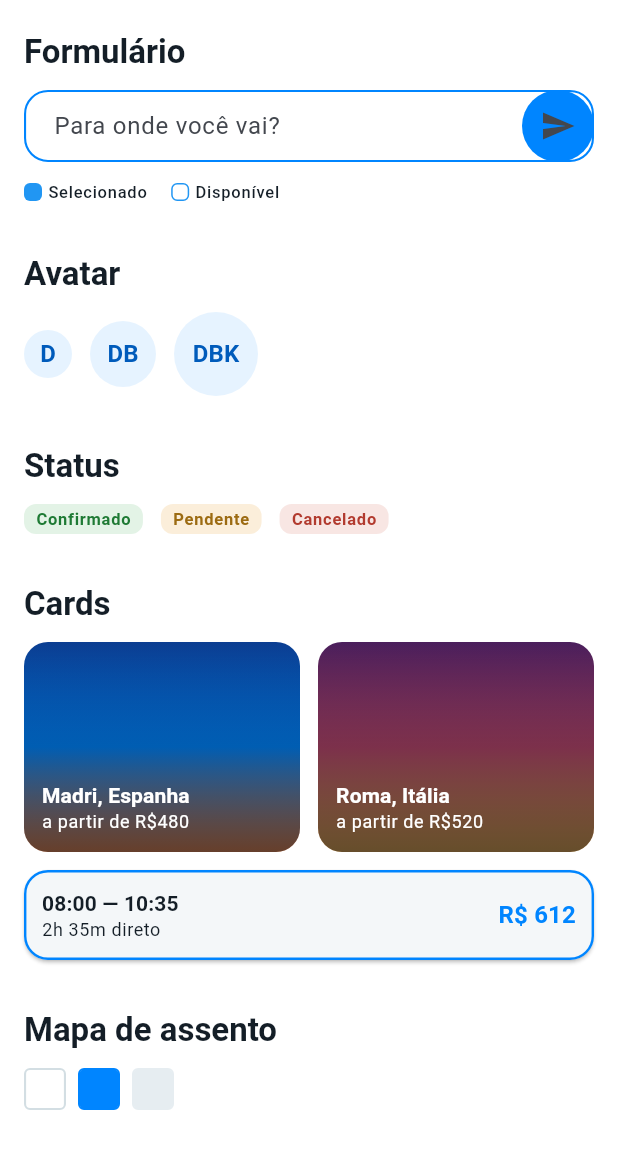
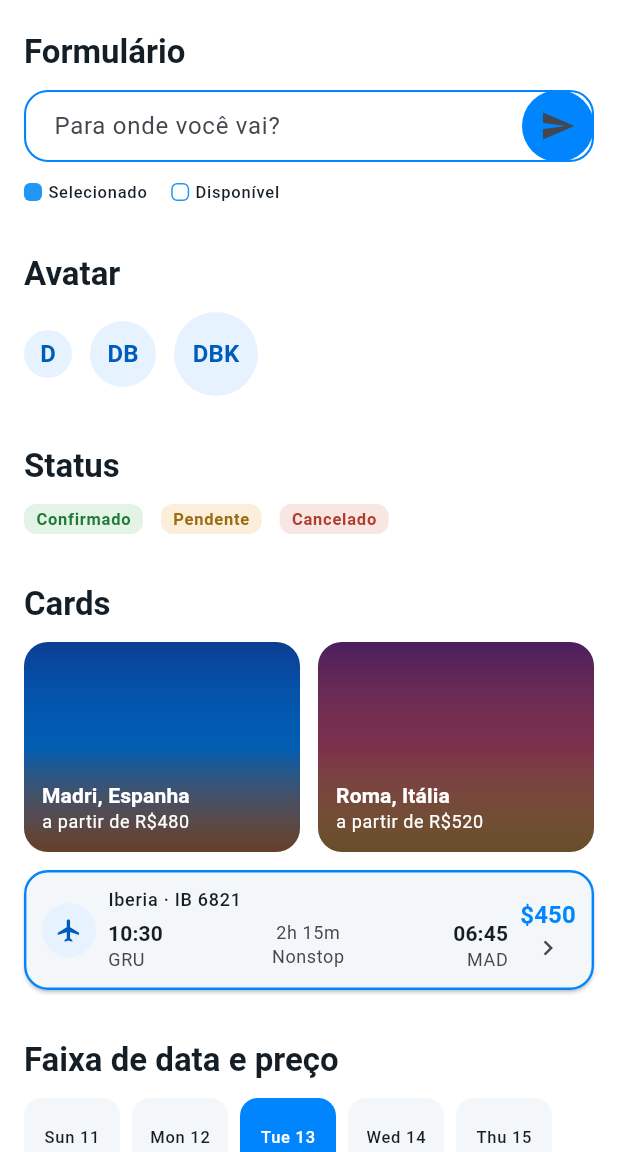
Before and after one commit to diegoferreiracaetano/dbook_mobile, a Flutter app: the screen it shows after launch, scrolled down 576 dp, on a phone screen of 412 x 824 dp, the part 84-1236 px from its top. Run offline on Flutter 3.47's test engine with Material 3 defaults, Android fonts, the phone set to English and light mode, and no system bars; our stand-ins replace google_fonts.

Commit message:
feat(design_system): enrich flight tile and add fare date strip
DbookFlightResultTile now carries airline, flight number, departure/
arrival airports and a stops label instead of a single opaque time
range, matching the Flight Results reference screen. New
DbookFareDateStrip covers the horizontal date+price picker used at
the top of that same screen. Closes checklist items 1.19b and 1.21b.

```diff
--- a/packages/dbook_design_system/lib/dbook_design_system.dart
+++ b/packages/dbook_design_system/lib/dbook_design_system.dart
@@ -4,6 +4,7 @@ library;
 export 'src/components/dbook_avatar.dart';
 export 'src/components/dbook_button.dart';
 export 'src/components/dbook_destination_card.dart';
+export 'src/components/dbook_fare_date_strip.dart';
 export 'src/components/dbook_flight_result_tile.dart';
 export 'src/components/dbook_inline_status_banner.dart';
 export 'src/components/dbook_legend_item.dart';
--- /dev/null
+++ b/packages/dbook_design_system/lib/src/components/dbook_fare_date_strip.dart
@@ -0,0 +1,90 @@
+import 'package:flutter/material.dart';
+
+import '../tokens/dbook_radius.dart';
+import '../tokens/dbook_spacing.dart';
+
+/// Uma opção de data na [DbookFareDateStrip] — dia da semana, dia do mês e
+/// a tarifa daquele dia.
+@immutable
+class DbookFareDateOption {
+  const DbookFareDateOption({
+    required this.dayLabel,
+    required this.dateLabel,
+    required this.price,
+  });
+
+  final String dayLabel;
+  final String dateLabel;
+  final String price;
+}
+
+/// Faixa horizontal de datas com a tarifa do dia — usada no topo dos
+/// Resultados de busca pra trocar de data sem voltar pro formulário.
+class DbookFareDateStrip extends StatelessWidget {
+  const DbookFareDateStrip({
+    super.key,
+    required this.options,
+    required this.selectedIndex,
+    required this.onSelected,
+  });
+
+  final List<DbookFareDateOption> options;
+  final int selectedIndex;
+  final ValueChanged<int> onSelected;
+
+  @override
+  Widget build(BuildContext context) {
+    final colorScheme = Theme.of(context).colorScheme;
+    final textTheme = Theme.of(context).textTheme;
+
+    return SizedBox(
+      height: 72,
+      child: ListView.separated(
+        scrollDirection: Axis.horizontal,
+        itemCount: options.length,
+        separatorBuilder: (context, index) =>
+            const SizedBox(width: DbookSpacing.sm),
+        itemBuilder: (context, index) {
+          final option = options[index];
+          final isSelected = index == selectedIndex;
+          final background = isSelected
+              ? colorScheme.primary
+              : colorScheme.surfaceContainerLow;
+          final foreground = isSelected
+              ? colorScheme.onPrimary
+              : colorScheme.onSurface;
+
+          return InkWell(
+            onTap: () => onSelected(index),
+            borderRadius: BorderRadius.circular(DbookRadius.md),
+            child: Container(
+              width: 64,
+              padding: const EdgeInsets.symmetric(vertical: DbookSpacing.sm),
+              decoration: BoxDecoration(
+                color: background,
+                borderRadius: BorderRadius.circular(DbookRadius.md),
+              ),
+              child: Column(
+                mainAxisAlignment: MainAxisAlignment.center,
+                children: [
+                  Text(
+                    '${option.dayLabel} ${option.dateLabel}',
+                    style: textTheme.labelSmall?.copyWith(color: foreground),
+                  ),
+                  const SizedBox(height: DbookSpacing.xs),
+                  Text(
+                    option.price,
+                    style: textTheme.labelMedium?.copyWith(
+                      color: foreground,
+                      fontWeight: FontWeight.bold,
+                    ),
+                  ),
+                ],
+              ),
+            ),
+          );
+        },
+      ),
+    );
+  }
+}
--- a/packages/dbook_design_system/lib/src/components/dbook_flight_result_tile.dart
+++ b/packages/dbook_design_system/lib/src/components/dbook_flight_result_tile.dart
@@ -3,20 +3,35 @@ import 'package:flutter/material.dart';
 import '../tokens/dbook_radius.dart';
 import '../tokens/dbook_spacing.dart';
 
-/// Linha de resultado de busca de voo — horário, duração e preço, com
-/// contorno de destaque quando [selected].
+/// Linha de resultado de busca de voo — companhia, horários de
+/// partida/chegada, duração, paradas e preço, com contorno de destaque
+/// quando [selected].
 class DbookFlightResultTile extends StatelessWidget {
   const DbookFlightResultTile({
     super.key,
-    required this.timeRange,
+    required this.airlineName,
+    required this.departureTime,
+    required this.departureAirport,
+    required this.arrivalTime,
+    required this.arrivalAirport,
     required this.durationLabel,
     required this.price,
+    this.airlineIcon = Icons.flight,
+    this.flightNumber,
+    this.stopsLabel = 'Nonstop',
     this.selected = false,
     this.onTap,
   });
 
-  final String timeRange;
+  final String airlineName;
+  final String? flightNumber;
+  final IconData airlineIcon;
+  final String departureTime;
+  final String departureAirport;
+  final String arrivalTime;
+  final String arrivalAirport;
   final String durationLabel;
+  final String stopsLabel;
   final String price;
   final bool selected;
   final VoidCallback? onTap;
@@ -26,6 +41,9 @@ class DbookFlightResultTile extends StatelessWidget {
     final colorScheme = Theme.of(context).colorScheme;
     final textTheme = Theme.of(context).textTheme;
     final radius = BorderRadius.circular(DbookRadius.lg);
+    final subtitleStyle = textTheme.bodySmall?.copyWith(
+      color: colorScheme.onSurfaceVariant,
+    );
 
     return Card(
       shape: RoundedRectangleBorder(
@@ -40,20 +58,77 @@ class DbookFlightResultTile extends StatelessWidget {
         child: Padding(
           padding: const EdgeInsets.all(DbookSpacing.md),
           child: Row(
-            mainAxisAlignment: MainAxisAlignment.spaceBetween,
+            children: [
+              Container(
+                width: 36,
+                height: 36,
+                decoration: BoxDecoration(
+                  color: colorScheme.primaryContainer,
+                  shape: BoxShape.circle,
+                ),
+                child: Icon(
+                  airlineIcon,
+                  size: 18,
+                  color: colorScheme.onPrimaryContainer,
+                ),
+              ),
+              const SizedBox(width: DbookSpacing.sm),
+              Expanded(
+                child: Column(
+                  crossAxisAlignment: CrossAxisAlignment.start,
+                  children: [
+                    Text(
+                      flightNumber == null
+                          ? airlineName
+                          : '$airlineName · $flightNumber',
+                      style: textTheme.labelMedium,
+                    ),
+                    const SizedBox(height: DbookSpacing.xs),
+                    Row(
                       children: [
                         Column(
                           crossAxisAlignment: CrossAxisAlignment.start,
                           children: [
-                  Text(timeRange, style: textTheme.titleSmall),
-                  Text(durationLabel, style: textTheme.bodySmall),
+                            Text(departureTime, style: textTheme.titleSmall),
+                            Text(departureAirport, style: subtitleStyle),
                           ],
                         ),
+                        Expanded(
+                          child: Column(
+                            children: [
+                              Text(durationLabel, style: subtitleStyle),
+                              Text(stopsLabel, style: subtitleStyle),
+                            ],
+                          ),
+                        ),
+                        Column(
+                          crossAxisAlignment: CrossAxisAlignment.end,
+                          children: [
+                            Text(arrivalTime, style: textTheme.titleSmall),
+                            Text(arrivalAirport, style: subtitleStyle),
+                          ],
+                        ),
+                      ],
+                    ),
+                  ],
+                ),
+              ),
+              const SizedBox(width: DbookSpacing.sm),
+              Column(
+                mainAxisSize: MainAxisSize.min,
+                children: [
                   Text(
                     price,
                     style: textTheme.titleMedium?.copyWith(
                       color: colorScheme.primary,
                     ),
+                  ),
+                  Icon(
+                    Icons.chevron_right,
+                    color: colorScheme.onSurfaceVariant,
+                    size: 20,
+                  ),
+                ],
               ),
             ],
           ),
--- a/packages/dbook_design_system/sample/lib/main.dart
+++ b/packages/dbook_design_system/sample/lib/main.dart
@@ -75,6 +75,7 @@ class ShowcasePage extends StatelessWidget {
             _AvatarSection(),
             _StatusBadgeSection(),
             _CardsSection(),
+            _FareDateStripSection(),
             _SeatMapSection(),
             _QrSection(),
             _FeedbackSection(),
@@ -351,13 +352,49 @@ class _CardsSection extends StatelessWidget {
           ),
           const SizedBox(height: DbookSpacing.md),
           DbookFlightResultTile(
-            timeRange: '08:00 — 10:35',
-            durationLabel: '2h 35m direto',
-            price: 'R\$ 612',
+            airlineName: 'Iberia',
+            flightNumber: 'IB 6821',
+            departureTime: '10:30',
+            departureAirport: 'GRU',
+            arrivalTime: '06:45',
+            arrivalAirport: 'MAD',
+            durationLabel: '2h 15m',
+            price: '\$450',
             selected: true,
             onTap: () {},
           ),
         ],
+      ),
+    );
+  }
+}
+
+class _FareDateStripSection extends StatefulWidget {
+  const _FareDateStripSection();
+
+  @override
+  State<_FareDateStripSection> createState() => _FareDateStripSectionState();
+}
+
+class _FareDateStripSectionState extends State<_FareDateStripSection> {
+  static const _options = [
+    DbookFareDateOption(dayLabel: 'Sun', dateLabel: '11', price: '\$529'),
+    DbookFareDateOption(dayLabel: 'Mon', dateLabel: '12', price: '\$499'),
+    DbookFareDateOption(dayLabel: 'Tue', dateLabel: '13', price: '\$450'),
+    DbookFareDateOption(dayLabel: 'Wed', dateLabel: '14', price: '\$520'),
+    DbookFareDateOption(dayLabel: 'Thu', dateLabel: '15', price: '\$510'),
+  ];
+
+  var _selectedIndex = 2;
+
+  @override
+  Widget build(BuildContext context) {
+    return _Section(
+      title: 'Faixa de data e preço',
+      child: DbookFareDateStrip(
+        options: _options,
+        selectedIndex: _selectedIndex,
+        onSelected: (index) => setState(() => _selectedIndex = index),
       ),
     );
   }
```
Also changed, not shown: 4 other files. Lines whose indentation alone changed are shown as unchanged.
